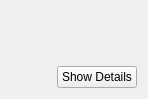
Above: ServiceSW/Master/Components/SystemTracking/Forms/ViewHistory.ui from Liyezhong/Master before the change. Below: the same form after it.
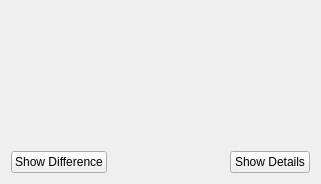
That is the form after the change. Custom widgets are drawn as their Qt base class.

Commit message: M:View Histroy

```diff
--- a/ServiceSW/Master/Components/SystemTracking/Forms/ViewHistory.ui
+++ b/ServiceSW/Master/Components/SystemTracking/Forms/ViewHistory.ui
@@ -6,8 +6,8 @@
    <rect>
     <x>0</x>
     <y>0</y>
-    <width>148</width>
-    <height>99</height>
+    <width>321</width>
+    <height>184</height>
    </rect>
   </property>
   <property name="windowTitle">
@@ -34,6 +34,13 @@
      </item>
      <item>
       <layout class="QHBoxLayout" name="horizontalLayout">
+       <item>
+        <widget class="QPushButton" name="showDiffBtn">
+         <property name="text">
+          <string>Show Difference</string>
+         </property>
+        </widget>
+       </item>
        <item>
         <spacer name="horizontalSpacer">
          <property name="orientation">
```
The commit also changes 21 other files.
